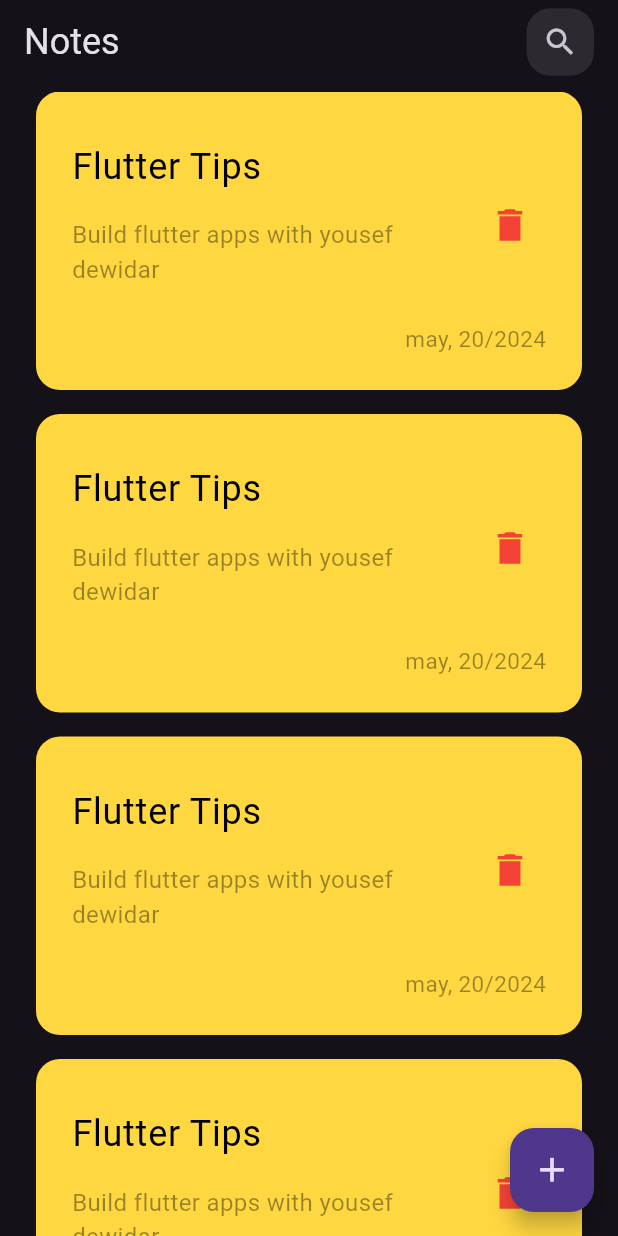
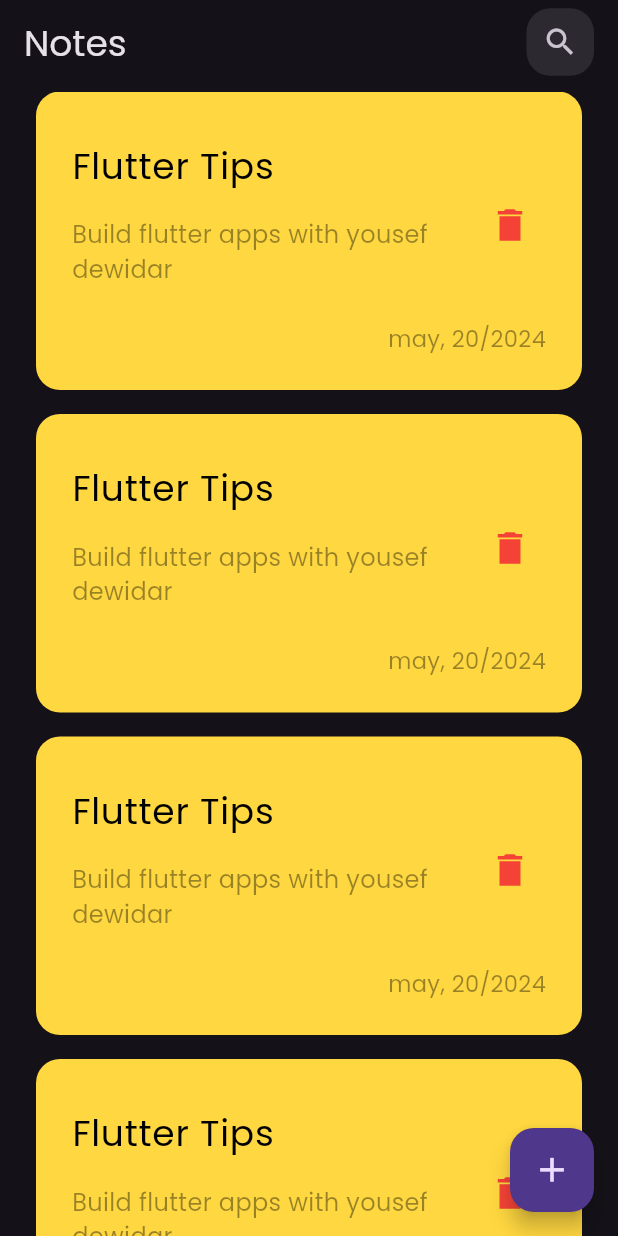
Before and after one commit to YousefDewidar/Notes-App, a Flutter app: the screen it shows after launch, on a phone screen of 412 x 824 dp. Run offline on Flutter 3.47's test engine with Material 3 defaults, Android fonts, the phone set to English and light mode, and no system bars.

Commit message:
Add font to the project

```diff
--- a/lib/main.dart
+++ b/lib/main.dart
@@ -12,7 +12,10 @@ class NotesApp extends StatelessWidget {
   Widget build(BuildContext context) {
     return MaterialApp(
       debugShowCheckedModeBanner: false,
-      theme: ThemeData.dark(),
+      theme: ThemeData(
+        brightness: Brightness.dark,
+        fontFamily: 'Poppins',
+      ),
       home:const HomeView(),
     );
   }
```
Also changed, not shown: pubspec.yaml (+4 -11 lines), assets/fonts/Poppins-Regular.ttf (added).
